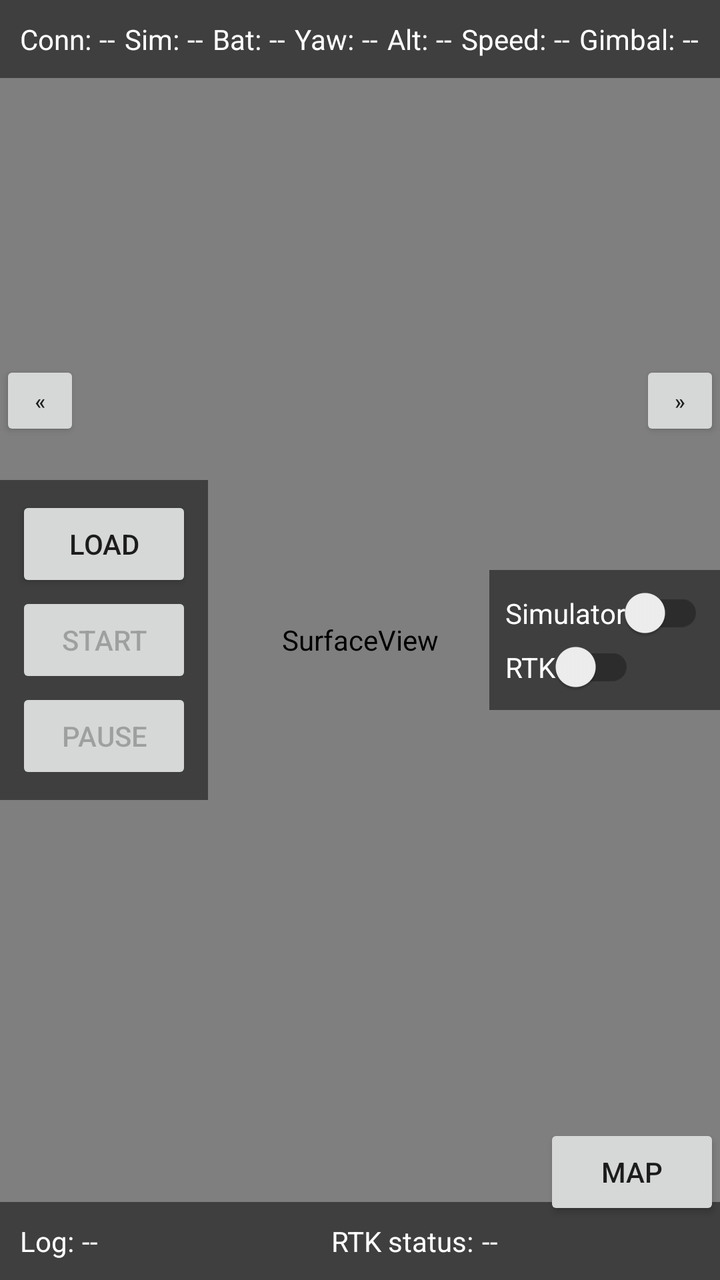
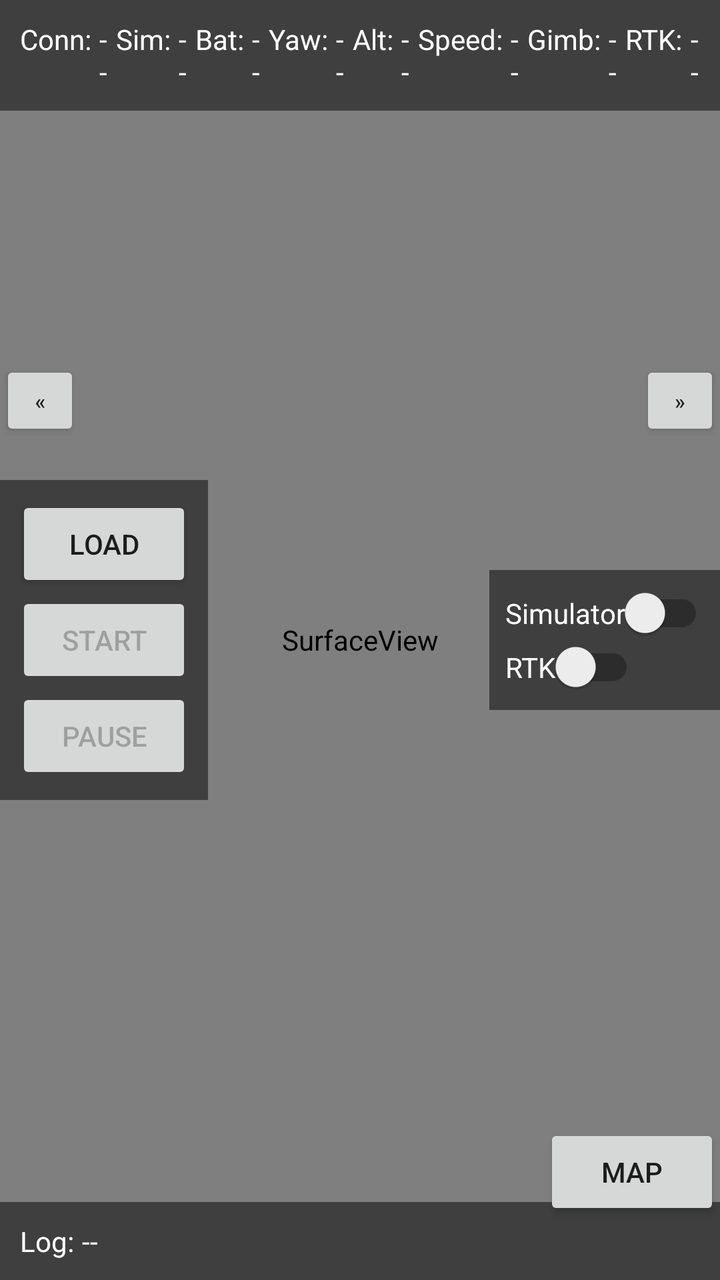

Screens rendered from an Android XML layout before and after an edit, with the pre-edit source and the edit as a unified diff.
<!-- AndroidManifest.xml: activity theme Theme.AppCompat.Light.NoActionBar -->
<!-- res/layout/activity_main.xml -->
<FrameLayout
    xmlns:android="http://schemas.android.com/apk/res/android"
    android:layout_width="match_parent"
    android:layout_height="match_parent">

    
    <SurfaceView
        android:id="@+id/sv_camera_stream"
        android:layout_width="match_parent"
        android:layout_height="match_parent"
        android:visibility="visible" />

    <org.maplibre.android.maps.MapView
        android:id="@+id/map_view"
        android:layout_width="match_parent"
        android:layout_height="match_parent"
        android:visibility="gone" />

    
    
    <LinearLayout
        android:id="@+id/sliding_panel_left"
        android:layout_width="wrap_content"
        android:layout_height="wrap_content"
        android:layout_gravity="center_vertical|start"
        android:orientation="vertical"
        android:background="#80000000"
        android:padding="8dp"
        android:translationX="0dp"> 

        
        <Button
            android:id="@+id/button_load_mission"
            android:layout_width="wrap_content"
            android:layout_height="wrap_content"
            android:text="@string/load_mission_button"
            android:layout_gravity="center_vertical|start" />

        
        <Button
            android:id="@+id/button_start_stop_mission"
            android:layout_width="wrap_content"
            android:layout_height="wrap_content"
            android:text="@string/start_mission_button"
            android:enabled="false"
            android:layout_gravity="center_vertical|start" />

        <Button
            android:id="@+id/button_pause_resume_mission"
            android:layout_width="wrap_content"
            android:layout_height="wrap_content"
            android:text="@string/pause_mission_button"
            android:enabled="false"
            android:layout_gravity="center_vertical|start"             />
    </LinearLayout>

    
    <Button
        android:id="@+id/button_toggle_panel_left"
        android:layout_width="40dp"
        android:layout_height="40dp"
        android:layout_gravity="center_vertical|start"
        android:layout_marginStart="0dp"
        android:layout_marginTop="-120dp"
        android:text="@string/slide_left"
        android:textSize="11sp"
        android:padding="2dp" />


    
    <LinearLayout
        android:id="@+id/sliding_panel_right"
        android:layout_width="wrap_content"
        android:layout_height="wrap_content"
        android:layout_gravity="center_vertical|end"
        android:orientation="vertical"
        android:background="#80000000"
        android:padding="8dp"
        android:translationX="0dp"> 

        
        <com.google.android.material.switchmaterial.SwitchMaterial
            android:id="@+id/switch_simulator"
            android:layout_width="wrap_content"
            android:layout_height="wrap_content"
            android:textColor="#FFFFFF"
            android:text="@string/simulator_switch" />

        
        <com.google.android.material.switchmaterial.SwitchMaterial
            android:id="@+id/switch_rtk"
            android:layout_width="wrap_content"
            android:layout_height="wrap_content"
            android:textColor="#FFFFFF"
            android:text="@string/rtk_switch" />
    </LinearLayout>

    <Button
        android:id="@+id/button_toggle_panel_right"
        android:layout_width="40dp"
        android:layout_height="40dp"
        android:layout_gravity="center_vertical|end"
        android:layout_marginEnd="0dp"
        android:layout_marginTop="-120dp"
        android:text="@string/slide_right"
        android:textSize="11sp"
        android:padding="2dp" />

    
    <Button
        android:id="@+id/button_toggle_view"
        android:layout_width="wrap_content"
        android:layout_height="wrap_content"
        android:text="@string/map_button"
        android:layout_marginBottom="30dp"
        android:layout_gravity="bottom|end" />


    
    <LinearLayout
        android:layout_width="match_parent"
        android:layout_height="wrap_content"
        android:layout_gravity="top|center_horizontal"
        android:orientation="horizontal"
        android:padding="8dp"
        android:background="#80000000"> 

        
        <TextView
            android:layout_width="wrap_content"
            android:layout_height="wrap_content"
            android:text="@string/connection_label"
            android:textColor="#FFFFFF"
            android:layout_gravity="start"
            android:padding="2dp" />

        <TextView
            android:id="@+id/textview_is_drone_connected"
            android:layout_width="0dp"
            android:layout_height="wrap_content"
            android:text="@string/empty_label"
            android:textColor="#FFFFFF"
            android:layout_gravity="end"
            android:padding="2dp"
            android:layout_weight="1" /> 

        
        <TextView
            android:layout_width="wrap_content"
            android:layout_height="wrap_content"
            android:text="@string/simulator_label"
            android:textColor="#FFFFFF"
            android:layout_gravity="start"
            android:padding="2dp" />

        <TextView
            android:id="@+id/textview_is_simulator_on"
            android:layout_width="0dp"
            android:layout_height="wrap_content"
            android:text="@string/empty_label"
            android:textColor="#FFFFFF"
            android:layout_gravity="end"
            android:padding="2dp"
            android:layout_weight="1" /> 

        
        <TextView
            android:layout_width="wrap_content"
            android:layout_height="wrap_content"
            android:text="@string/battery_label"
            android:textColor="#FFFFFF"
            android:layout_gravity="start"
            android:padding="2dp" />

        <TextView
            android:id="@+id/textview_battery"
            android:layout_width="0dp"
            android:layout_height="wrap_content"
            android:text="@string/empty_label"
            android:textColor="#FFFFFF"
            android:layout_gravity="end"
            android:padding="2dp"
            android:layout_weight="1" /> 

        
        <TextView
            android:layout_width="wrap_content"
            android:layout_height="wrap_content"
            android:text="@string/drone_yaw_label"
            android:textColor="#FFFFFF"
            android:layout_gravity="start"
            android:padding="2dp" />

        <TextView
            android:id="@+id/textview_drone_yaw"
            android:layout_width="0dp"
            android:layout_height="wrap_content"
            android:text="@string/empty_label"
            android:textColor="#FFFFFF"
            android:layout_gravity="end"
            android:padding="2dp"
            android:layout_weight="1" /> 

        
        <TextView
            android:layout_width="wrap_content"
            android:layout_height="wrap_content"
            android:text="@string/drone_altitude_label"
            android:textColor="#FFFFFF"
            android:layout_gravity="start"
            android:padding="2dp" />

        <TextView
            android:id="@+id/textview_drone_altitude"
            android:layout_width="0dp"
            android:layout_height="wrap_content"
            android:text="@string/empty_label"
            android:textColor="#FFFFFF"
            android:layout_gravity="end"
            android:padding="2dp"
            android:layout_weight="1" /> 

        
        <TextView
            android:layout_width="wrap_content"
            android:layout_height="wrap_content"
            android:text="@string/drone_speed_label"
            android:textColor="#FFFFFF"
            android:layout_gravity="start"
            android:padding="2dp" />

        <TextView
            android:id="@+id/textview_drone_speed"
            android:layout_width="0dp"
            android:layout_height="wrap_content"
            android:text="@string/empty_label"
            android:textColor="#FFFFFF"
            android:layout_gravity="end"
            android:padding="2dp"
            android:layout_weight="1" /> 

        
        <TextView
            android:layout_width="wrap_content"
            android:layout_height="wrap_content"
            android:text="@string/gimbal_label"
            android:textColor="#FFFFFF"
            android:layout_gravity="start"
            android:padding="2dp" />

        <TextView
            android:id="@+id/textview_gimbal_pitch_yaw"
            android:layout_width="0dp"
            android:layout_height="wrap_content"
            android:text="@string/empty_label"
            android:textColor="#FFFFFF"
            android:layout_gravity="end"
            android:padding="2dp"
            android:layout_weight="1" /> 
    </LinearLayout>


    
    <LinearLayout
        android:layout_width="match_parent"
        android:layout_height="wrap_content"
        android:layout_gravity="bottom|center_horizontal"
        android:orientation="horizontal"
        android:padding="8dp"
        android:background="#80000000"> 

        
        <TextView
            android:layout_width="wrap_content"
            android:layout_height="wrap_content"
            android:text="@string/log_label"
            android:textColor="#FFFFFF"
            android:padding="2dp" />

        
        <TextView
            android:id="@+id/textview_log"
            android:layout_width="wrap_content"
            android:layout_height="wrap_content"
            android:text="@string/empty_label"
            android:textColor="#FFFFFF"
            android:padding="2dp"
            android:layout_weight="1" />

        
        <TextView
            android:layout_width="wrap_content"
            android:layout_height="wrap_content"
            android:text="@string/rtk_label"
            android:textColor="#FFFFFF"
            android:padding="2dp" />

        
        <TextView
            android:id="@+id/textview_rtk"
            android:layout_width="0dp"
            android:layout_height="wrap_content"
            android:text="@string/empty_label"
            android:textColor="#FFFFFF"
            android:padding="2dp"
            android:layout_weight="1" />
    </LinearLayout>


</FrameLayout>
<!-- resources referenced by this layout -->
<resources>
  <string name="battery_label">Bat:</string>
  <string name="connection_label">Conn:</string>
  <string name="drone_altitude_label">Alt:</string>
  <string name="drone_speed_label">Speed:</string>
  <string name="drone_yaw_label">Yaw:</string>
  <string name="empty_label">--</string>
  <string name="gimbal_label">Gimbal:</string>
  <string name="load_mission_button">Load</string>
  <string name="log_label">Log:</string>
  <string name="map_button">Map</string>
  <string name="pause_mission_button">Pause</string>
  <string name="rtk_label">RTK status:</string>
  <string name="rtk_switch">RTK</string>
  <string name="simulator_label">Sim:</string>
  <string name="simulator_switch">Simulator</string>
  <string name="slide_left">«</string>
  <string name="slide_right">»</string>
  <string name="start_mission_button">Start</string>
</resources>

<!-- the commit's change to res/layout/activity_main.xml (unified diff, before → after) -->
@@ -257,6 +257,23 @@
             android:layout_gravity="end"
             android:padding="2dp"
             android:layout_weight="1" /> 
+
+        
+        <TextView
+            android:layout_width="wrap_content"
+            android:layout_height="wrap_content"
+            android:text="@string/rtk_label"
+            android:textColor="#FFFFFF"
+            android:padding="2dp" />
+
+        <TextView
+            android:id="@+id/textview_rtk"
+            android:layout_width="0dp"
+            android:layout_height="wrap_content"
+            android:text="@string/empty_label"
+            android:textColor="#FFFFFF"
+            android:padding="2dp"
+            android:layout_weight="1" />
     </LinearLayout>
 
 
@@ -286,24 +303,6 @@
             android:textColor="#FFFFFF"
             android:padding="2dp"
             android:layout_weight="1" />
-
-        
-        <TextView
-            android:layout_width="wrap_content"
-            android:layout_height="wrap_content"
-            android:text="@string/rtk_label"
-            android:textColor="#FFFFFF"
-            android:padding="2dp" />
-
-        
-        <TextView
-            android:id="@+id/textview_rtk"
-            android:layout_width="0dp"
-            android:layout_height="wrap_content"
-            android:text="@string/empty_label"
-            android:textColor="#FFFFFF"
-            android:padding="2dp"
-            android:layout_weight="1" />
     </LinearLayout>
 
 
<!-- resource entries referenced after the edit -->
@@ -6,12 +6,12 @@
   <string name="drone_speed_label">Speed:</string>
   <string name="drone_yaw_label">Yaw:</string>
   <string name="empty_label">--</string>
-  <string name="gimbal_label">Gimbal:</string>
+  <string name="gimbal_label">Gimb:</string>
   <string name="load_mission_button">Load</string>
   <string name="log_label">Log:</string>
   <string name="map_button">Map</string>
   <string name="pause_mission_button">Pause</string>
-  <string name="rtk_label">RTK status:</string>
+  <string name="rtk_label">RTK:</string>
   <string name="rtk_switch">RTK</string>
   <string name="simulator_label">Sim:</string>
   <string name="simulator_switch">Simulator</string>
